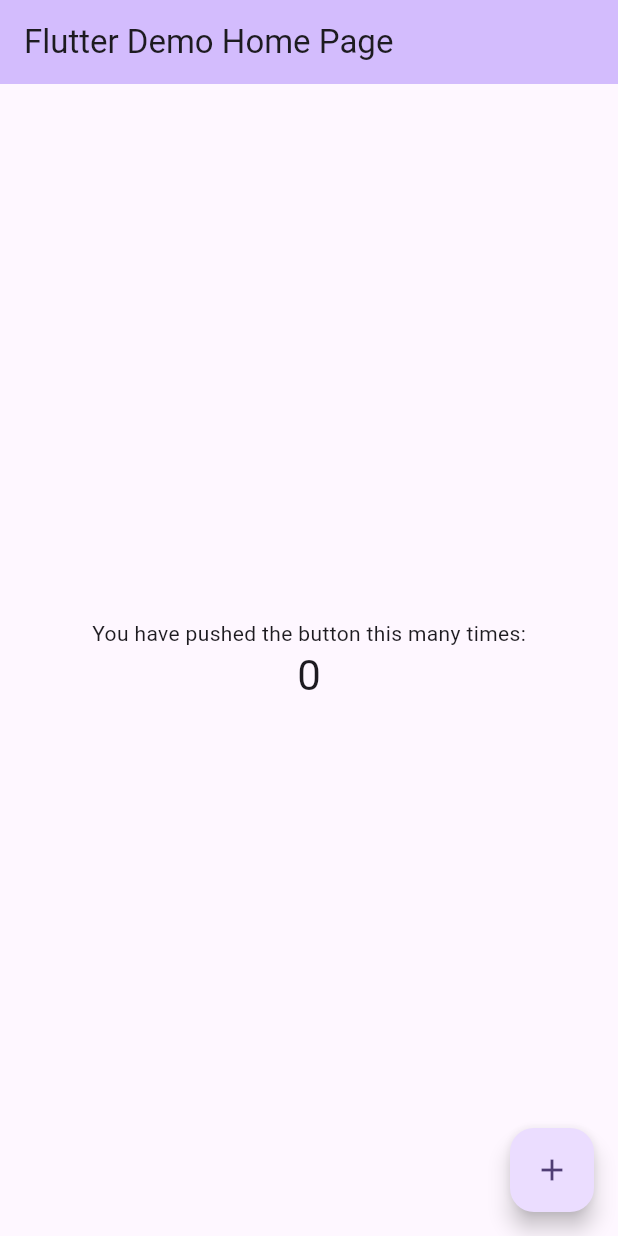
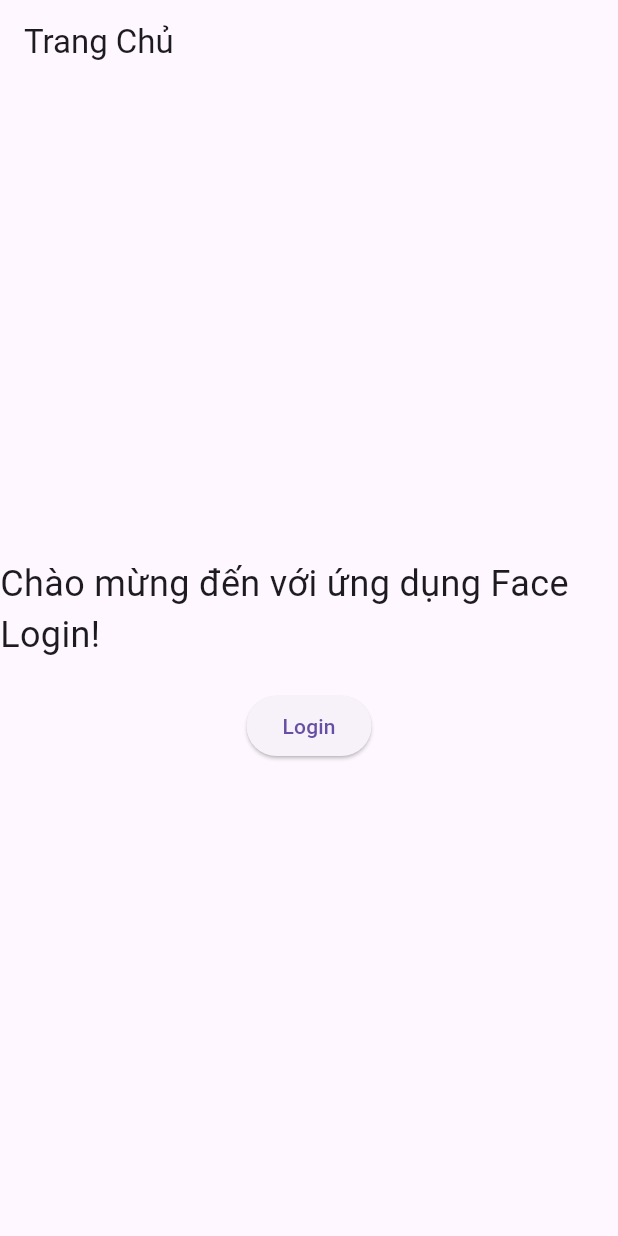
Before and after one commit to dinhtanloc/student-management-app, a Flutter app: the screen it shows after launch, on a phone screen of 412 x 824 dp. Run offline on Flutter 3.47's test engine with Material 3 defaults, Android fonts, the phone set to English and light mode, and no system bars; our stand-ins replace camera.

Commit message:
update file face verify

```diff
--- a/lib/main.dart
+++ b/lib/main.dart
@@ -1,4 +1,5 @@
 import 'package:flutter/material.dart';
+import 'face_login.dart';
 
 void main() {
   runApp(const MyApp());
@@ -7,119 +8,50 @@
 class MyApp extends StatelessWidget {
   const MyApp({super.key});
 
-  // This widget is the root of your application.
   @override
   Widget build(BuildContext context) {
     return MaterialApp(
-      title: 'Flutter Demo',
+      title: 'Face Login App',
       theme: ThemeData(
-        // This is the theme of your application.
-        //
-        // TRY THIS: Try running your application with "flutter run". You'll see
-        // the application has a purple toolbar. Then, without quitting the app,
-        // try changing the seedColor in the colorScheme below to Colors.green
-        // and then invoke "hot reload" (save your changes or press the "hot
-        // reload" button in a Flutter-supported IDE, or press "r" if you used
-        // the command line to start the app).
-        //
-        // Notice that the counter didn't reset back to zero; the application
-        // state is not lost during the reload. To reset the state, use hot
-        // restart instead.
-        //
-        // This works for code too, not just values: Most code changes can be
-        // tested with just a hot reload.
-        colorScheme: ColorScheme.fromSeed(seedColor: Colors.deepPurple),
-        useMaterial3: true,
+        primarySwatch: Colors.blue,
       ),
-      home: const MyHomePage(title: 'Flutter Demo Home Page'),
+      home: MyHomePage(title: 'Trang Chủ'), // Sử dụng MyHomePage như trang chính
     );
   }
 }
 
-class MyHomePage extends StatefulWidget {
+class MyHomePage extends StatelessWidget {
   const MyHomePage({super.key, required this.title});
-
-  // This widget is the home page of your application. It is stateful, meaning
-  // that it has a State object (defined below) that contains fields that affect
-  // how it looks.
-
-  // This class is the configuration for the state. It holds the values (in this
-  // case the title) provided by the parent (in this case the App widget) and
-  // used by the build method of the State. Fields in a Widget subclass are
-  // always marked "final".
 
   final String title;
 
   @override
-  State<MyHomePage> createState() => _MyHomePageState();
-}
-
-class _MyHomePageState extends State<MyHomePage> {
-  int _counter = 0;
-
-  void _incrementCounter() {
-    setState(() {
-      // This call to setState tells the Flutter framework that something has
-      // changed in this State, which causes it to rerun the build method below
-      // so that the display can reflect the updated values. If we changed
-      // _counter without calling setState(), then the build method would not be
-      // called again, and so nothing would appear to happen.
-      _counter++;
-    });
-  }
-
-  @override
   Widget build(BuildContext context) {
-    // This method is rerun every time setState is called, for instance as done
-    // by the _incrementCounter method above.
-    //
-    // The Flutter framework has been optimized to make rerunning build methods
-    // fast, so that you can just rebuild anything that needs updating rather
-    // than having to individually change instances of widgets.
     return Scaffold(
       appBar: AppBar(
-        // TRY THIS: Try changing the color here to a specific color (to
-        // Colors.amber, perhaps?) and trigger a hot reload to see the AppBar
-        // change color while the other colors stay the same.
-        backgroundColor: Theme.of(context).colorScheme.inversePrimary,
-        // Here we take the value from the MyHomePage object that was created by
-        // the App.build method, and use it to set our appbar title.
-        title: Text(widget.title),
+        title: Text(title),
       ),
       body: Center(
-        // Center is a layout widget. It takes a single child and positions it
-        // in the middle of the parent.
         child: Column(
-          // Column is also a layout widget. It takes a list of children and
-          // arranges them vertically. By default, it sizes itself to fit its
-          // children horizontally, and tries to be as tall as its parent.
-          //
-          // Column has various properties to control how it sizes itself and
-          // how it positions its children. Here we use mainAxisAlignment to
-          // center the children vertically; the main axis here is the vertical
-          // axis because Columns are vertical (the cross axis would be
-          // horizontal).
-          //
-          // TRY THIS: Invoke "debug painting" (choose the "Toggle Debug Paint"
-          // action in the IDE, or press "p" in the console), to see the
-          // wireframe for each widget.
           mainAxisAlignment: MainAxisAlignment.center,
           children: <Widget>[
             const Text(
-              'You have pushed the button this many times:',
+              'Chào mừng đến với ứng dụng Face Login!',
+              style: TextStyle(fontSize: 24),
             ),
-            Text(
-              '$_counter',
-              style: Theme.of(context).textTheme.headlineMedium,
+            const SizedBox(height: 20),
+            ElevatedButton(
+              onPressed: () {
+                Navigator.push(
+                  context,
+                  MaterialPageRoute(builder: (context) => FaceLogin()),
+                );
+              },
+              child: const Text('Login'),
             ),
           ],
         ),
       ),
-      floatingActionButton: FloatingActionButton(
-        onPressed: _incrementCounter,
-        tooltip: 'Increment',
-        child: const Icon(Icons.add),
-      ), // This trailing comma makes auto-formatting nicer for build methods.
     );
   }
 }
--- a/pubspec.yaml
+++ b/pubspec.yaml
@@ -30,7 +30,8 @@ environment:
 dependencies:
   flutter:
     sdk: flutter
-
+  camera: ^0.10.0
+  http: ^1.2.2
 
   # The following adds the Cupertino Icons font to your application.
   # Use with the CupertinoIcons class for iOS style icons.
```
Also changed, not shown: lib/face_login.dart (added, +104 -0 lines), lib/home.dart (added, +18 -0 lines), flask_backend/data/user1.jpg (added), flask_backend/temp_image.jpg (added), pubspec.lock, 6 other files.
